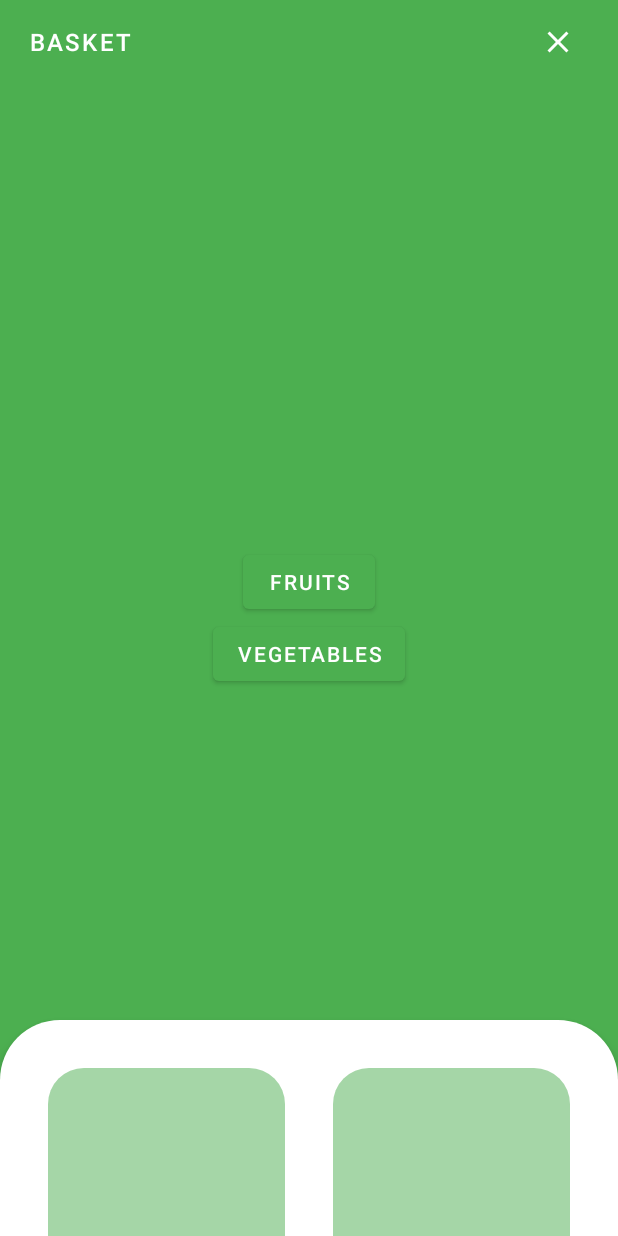
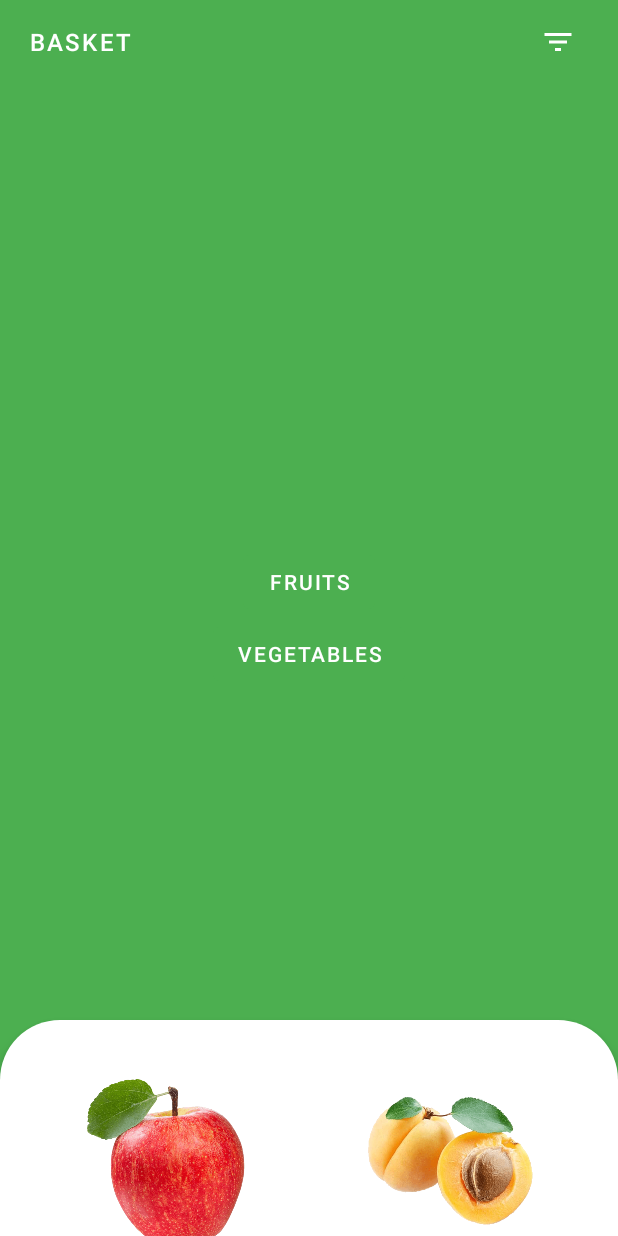
Before and after one commit to UmerFarooque/Basket, an Android app: the screen it shows after launch (MainActivity), after a tap on "Filter", on a phone screen of 412 x 824 dp. Run offline under Robolectric (Android 15) with nearby library versions, the phone set to English and light mode, and no system bars; libraries missing offline, so code that uses them is left out: androidx.palette.graphics; 3 statements that could not run were skipped.

Commit message:
bug fixes and improvements

```diff
--- a/app/build.gradle
+++ b/app/build.gradle
@@ -33,6 +33,7 @@ dependencies {
     implementation 'androidx.constraintlayout:constraintlayout:1.1.3'
     implementation 'androidx.legacy:legacy-support-v4:1.0.0'
     implementation 'com.google.code.gson:gson:2.8.6'
+    implementation 'androidx.palette:palette:1.0.0'
     testImplementation 'junit:junit:4.12'
     androidTestImplementation 'androidx.test.ext:junit:1.1.1'
     androidTestImplementation 'androidx.test.espresso:espresso-core:3.2.0'
--- a/app/src/main/java/com/umerfarooque/basket/MainActivity.kt
+++ b/app/src/main/java/com/umerfarooque/basket/MainActivity.kt
@@ -26,4 +26,8 @@ class MainActivity : AppCompatActivity() {
         }
         transaction.commit()
     }
+
+    fun updateStatusBarColor(color: Int) {
+        window.statusBarColor = color
+    }
 }
--- a/app/src/main/java/com/umerfarooque/basket/list/ItemListFragment.kt
+++ b/app/src/main/java/com/umerfarooque/basket/list/ItemListFragment.kt
@@ -15,6 +15,8 @@ import androidx.core.content.ContextCompat
 import androidx.fragment.app.Fragment
 import androidx.recyclerview.widget.GridLayoutManager
 import androidx.recyclerview.widget.RecyclerView
+import com.google.android.material.button.MaterialButton
+import com.umerfarooque.basket.MainActivity
 import com.umerfarooque.basket.R
 import com.umerfarooque.basket.data.Item
 import com.umerfarooque.basket.data.ItemCollection
@@ -58,18 +60,34 @@ class ItemListFragment : Fragment() {
         super.onViewCreated(view, savedInstanceState)
 
         (activity as AppCompatActivity).setSupportActionBar(view.app_bar)
+        (activity as MainActivity).updateStatusBarColor(
+            ContextCompat.getColor(
+                requireContext(),
+                R.color.colorPrimary
+            )
+        )
         view.rv_item_list.setHasFixedSize(true)
         val gridLayoutManager = GridLayoutManager(context, 2, RecyclerView.VERTICAL, false)
         view.rv_item_list.layoutManager = gridLayoutManager
         setupRecyclerView(getItems())
-        val adapter = ItemsRecyclerViewAdapter(ItemCollection.getFruitsList())
-        view.rv_item_list.adapter = adapter
+
+        view.findViewById<MaterialButton>(R.id.btn_fruits).setOnClickListener {
+            showFruits = true
+            setupRecyclerView(getItems())
+            updateBackdrop()
+        }
+
+        view.findViewById<MaterialButton>(R.id.btn_vegetables).setOnClickListener {
+            showFruits = false
+            setupRecyclerView(getItems())
+            updateBackdrop()
+        }
     }
 
     private fun setupRecyclerView(items: List<Item>) {
         val adapter: ItemsRecyclerViewAdapter
         if (rv_item_list.adapter == null) {
-            adapter = ItemsRecyclerViewAdapter(getItems())
+            adapter = ItemsRecyclerViewAdapter(items)
             rv_item_list.adapter = adapter
         } else {
             adapter = rv_item_list.adapter as ItemsRecyclerViewAdapter
@@ -86,11 +104,17 @@ class ItemListFragment : Fragment() {
     override fun onOptionsItemSelected(item: MenuItem): Boolean {
         val id = item.itemId
         if (id == R.id.filter) {
+            updateIcon(item)
+            updateBackdrop()
+        }
+        return super.onOptionsItemSelected(item)
+    }
+
+    private fun updateBackdrop() {
         backdropShown = !backdropShown
         animatorSet.removeAllListeners()
         animatorSet.end()
         animatorSet.cancel()
-            updateIcon(item)
         val translateY =
             height?.minus(requireContext().resources.getDimensionPixelSize(R.dimen.list_reveal_height))
 
@@ -105,8 +129,6 @@ class ItemListFragment : Fragment() {
         animatorSet.play(animator)
         animator.start()
     }
-        return super.onOptionsItemSelected(item)
-    }
 
     private fun updateIcon(item: MenuItem) {
         if (openIcon != null && closeIcon != null) {
@@ -119,12 +141,10 @@ class ItemListFragment : Fragment() {
     }
 
     private fun getItems(): List<Item> {
-        val list: List<Item> = if (showFruits) {
+        return if (showFruits) {
             ItemCollection.getFruitsList()
         } else {
             ItemCollection.getVegetablesList()
         }
-        showFruits = !showFruits
-        return list
     }
 }
--- a/app/src/main/java/com/umerfarooque/basket/list/ItemsRecyclerViewAdapter.kt
+++ b/app/src/main/java/com/umerfarooque/basket/list/ItemsRecyclerViewAdapter.kt
@@ -1,17 +1,20 @@
 package com.umerfarooque.basket.list
 
+import android.graphics.BitmapFactory
 import android.os.Bundle
 import android.view.LayoutInflater
 import android.view.View
 import android.view.ViewGroup
 import android.widget.ImageView
 import android.widget.TextView
+import androidx.palette.graphics.Palette
 import androidx.recyclerview.widget.RecyclerView
 import com.google.gson.Gson
 import com.umerfarooque.basket.MainActivity
 import com.umerfarooque.basket.R
 import com.umerfarooque.basket.data.Item
 import com.umerfarooque.basket.detail.ItemDetailFragment
+import kotlinx.android.synthetic.main.rv_item.view.*
 
 class ItemsRecyclerViewAdapter(var items: List<Item>?) :
     RecyclerView.Adapter<ItemsRecyclerViewAdapter.ItemsViewHolder>() {
@@ -32,16 +35,30 @@ class ItemsRecyclerViewAdapter(var items: List<Item>?) :
     }
 
     inner class ItemsViewHolder(itemView: View) : RecyclerView.ViewHolder(itemView) {
-        var nameTv: TextView = itemView.findViewById(R.id.tv_item_name)
-        var itemIv: ImageView = itemView.findViewById(R.id.iv_item_image)
+        private var nameTv: TextView = itemView.findViewById(R.id.tv_item_name)
+        private var itemIv: ImageView = itemView.findViewById(R.id.iv_item_image)
 
         fun bind(item: Item) {
+
+            val palette = Palette.from(
+                BitmapFactory.decodeResource(
+                    itemView.context.resources,
+                    item.getImageId()
+                )
+            ).generate()
+            val swatch = palette.lightVibrantSwatch
+            if (swatch != null) {
+                itemView.content_view.setBackgroundColor(swatch.rgb)
+            }
+            nameTv.text = item.getName()
+            itemIv.setImageResource(item.getImageId())
             itemView.setOnClickListener {
                 val fragment = ItemDetailFragment()
                 val bundle = Bundle()
+                bundle.putBoolean("isFruit", item.isFruit())
                 bundle.putString("item", Gson().toJson(item))
                 fragment.arguments = bundle
-                (itemView.context as MainActivity).navigateTo(ItemDetailFragment(), true)
+                (itemView.context as MainActivity).navigateTo(fragment, true)
             }
         }
     }
--- a/app/src/main/res/drawable/ic_baseline_arrow_back_24.xml
+++ b/app/src/main/res/drawable/ic_baseline_arrow_back_24.xml
@@ -1,5 +1,5 @@
 <vector android:height="24dp" android:tint="#FFFFFF"
     android:viewportHeight="24" android:viewportWidth="24"
     android:width="24dp" xmlns:android="http://schemas.android.com/apk/res/android">
-    <path android:fillColor="@android:color/white" android:pathData="M20,11H7.83l5.59,-5.59L12,4l-8,8 8,8 1.41,-1.41L7.83,13H20v-2z"/>
+    <path android:fillColor="@android:color/white" android:pathData="M11.67,3.87L9.9,2.1 0,12l9.9,9.9 1.77,-1.77L3.54,12z"/>
 </vector>
--- a/app/src/main/res/layout/backdrop_items.xml
+++ b/app/src/main/res/layout/backdrop_items.xml
@@ -2,15 +2,18 @@
 <merge xmlns:android="http://schemas.android.com/apk/res/android">
 
     <com.google.android.material.button.MaterialButton
+        android:id="@+id/btn_fruits"
         style="Widget.Basket.Button.TextButton"
         android:layout_width="wrap_content"
         android:layout_height="wrap_content"
+        android:stateListAnimator="@null"
         android:text="@string/fruits" />
 
     <com.google.android.material.button.MaterialButton
+        android:id="@+id/btn_vegetables"
         style="Widget.Basket.Button.TextButton"
         android:layout_width="wrap_content"
         android:layout_height="wrap_content"
+        android:stateListAnimator="@null"
         android:text="@string/vegetables" />
-
 </merge>
--- a/app/src/main/res/layout/fragment_item_list.xml
+++ b/app/src/main/res/layout/fragment_item_list.xml
@@ -49,8 +49,6 @@
             android:layout_width="match_parent"
             android:layout_height="match_parent"
             android:padding="16dp"
-            app:layoutManager="androidx.recyclerview.widget.GridLayoutManager"
-            app:spanCount="2"
             tools:listitem="@layout/rv_item" />
     </androidx.core.widget.NestedScrollView>
 </FrameLayout>
--- a/app/src/main/res/layout/rv_item.xml
+++ b/app/src/main/res/layout/rv_item.xml
@@ -3,12 +3,13 @@
     xmlns:app="http://schemas.android.com/apk/res-auto"
     android:layout_width="match_parent"
     android:layout_height="wrap_content"
+    android:layout_margin="16dp"
+    app:cardCornerRadius="24dp"
     app:cardElevation="0dp"
-    app:cardCornerRadius="24dp"
-    android:layout_margin="16dp"
     app:cardPreventCornerOverlap="true">
 
     <LinearLayout
+        android:id="@+id/content_view"
         android:layout_width="match_parent"
         android:layout_height="wrap_content"
         android:orientation="vertical">
@@ -17,15 +18,15 @@
             android:id="@+id/iv_item_image"
             android:layout_width="match_parent"
             android:layout_height="@dimen/rv_item_height"
-            android:background="@color/colorPrimaryLight"
             android:scaleType="centerInside" />
 
         <TextView
             android:id="@+id/tv_item_name"
+            style="@style/TextAppearance.MaterialComponents.Body1"
             android:layout_width="match_parent"
             android:layout_height="wrap_content"
+            android:gravity="center_horizontal"
             android:padding="8dp"
-            android:gravity="center_horizontal" />
-
+            android:textStyle="bold" />
     </LinearLayout>
 </com.google.android.material.card.MaterialCardView>
--- a/app/src/main/res/values/strings.xml
+++ b/app/src/main/res/values/strings.xml
@@ -1,8 +1,10 @@
 <resources>
     <string name="app_name">Basket</string>
-    <!-- TODO: Remove or change this placeholder text -->
-    <string name="hello_blank_fragment">Hello blank fragment</string>
     <string name="filter">Filter</string>
     <string name="fruits">Fruits</string>
     <string name="vegetables">Vegetables</string>
+    <string name="energy">Energy</string>
+    <string name="protein">Protein</string>
+    <string name="sugar">Sugar</string>
+    <string name="fat">Fat</string>
 </resources>
```
Also changed, not shown: app/src/main/java/com/umerfarooque/basket/detail/ItemDetailFragment.kt (+25 -6 lines), app/src/main/res/layout/fragment_item_detail.xml (+31 -10 lines), app/src/main/res/values/styles.xml (+9 -1 lines), app/src/main/res/drawable/apricot.png. Lines whose indentation alone changed are shown as unchanged.
